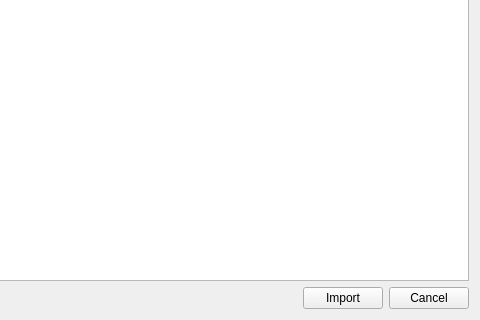
Old version of the form src/ui/ViewImportSwcFromFile.ui in the repository kiraYuukiAsuna/SwcDbmsQtClient; both pictures show x 720 to 1200 and y 280 to 600 of the 1200 by 600 pixel window.
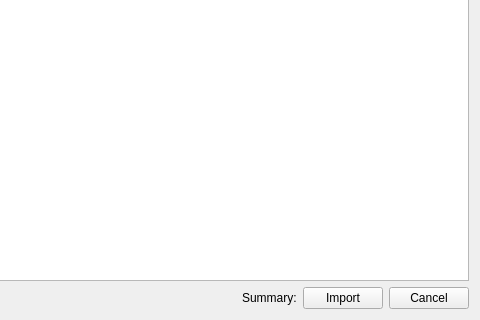
New version of the form.

```diff
--- a/src/ui/ViewImportSwcFromFile.ui
+++ b/src/ui/ViewImportSwcFromFile.ui
@@ -96,6 +96,13 @@
          </property>
         </spacer>
        </item>
+       <item>
+        <widget class="QLabel" name="SummaryLabel">
+         <property name="text">
+          <string>Summary:</string>
+         </property>
+        </widget>
+       </item>
        <item>
         <widget class="QPushButton" name="ImportBtn">
          <property name="text">
```
Left out of the diff: 4 changed lines with no effect on the pictures.
